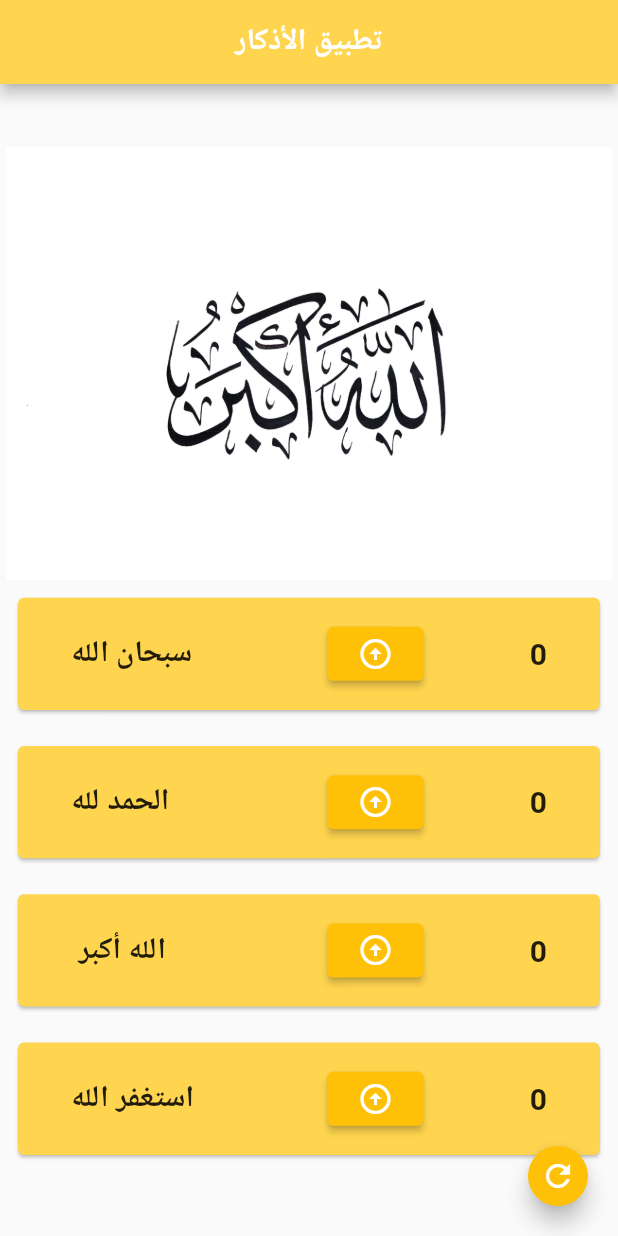
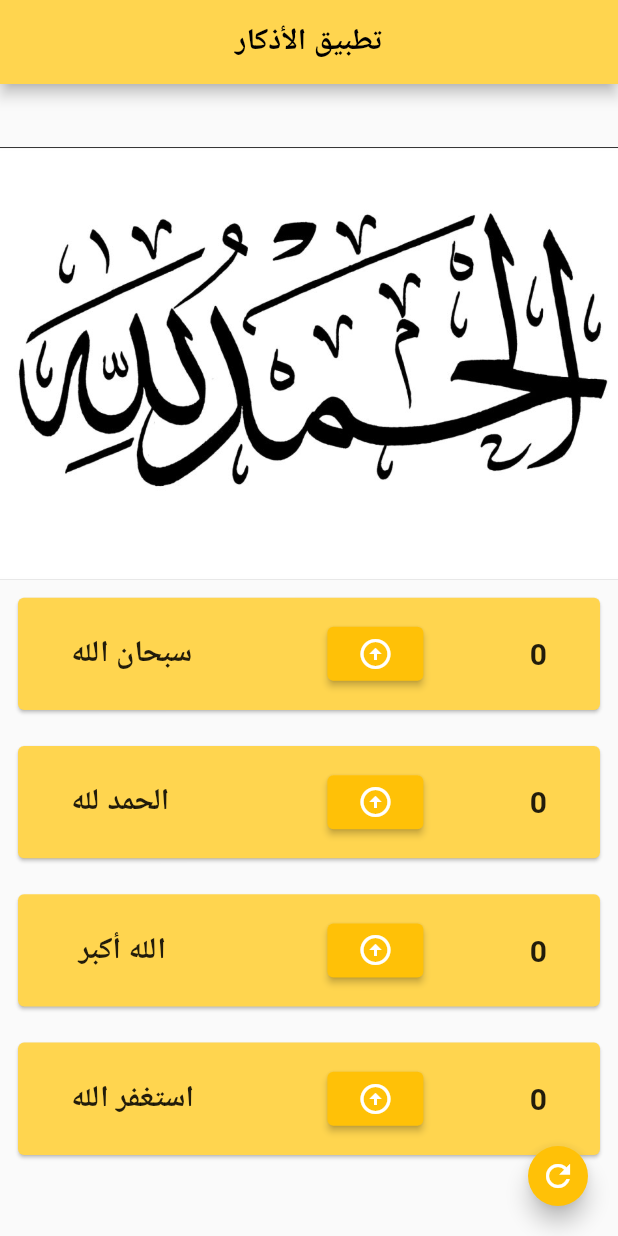
Before and after one commit to Mohamedabdeltawab86/counters-with-different-state-managers, a Flutter app: the screen it shows after launch, on a phone screen of 412 x 824 dp. Run offline on Flutter 3.47's test engine with Material 2 defaults, Android fonts, the phone set to English and light mode, and no system bars.

Commit message:
adding some features and toast

```diff
--- a/lib/main.dart
+++ b/lib/main.dart
@@ -35,6 +35,13 @@ class _MyHomePageState extends State<MyHomePage> {
   int _counter2 = 0;
   int _counter3 = 0;
   int _counter4 = 0;
+  List<String> images = [
+    'assets/images/hamd.jpg',
+    'assets/images/Muhammad.jpg',
+    'assets/images/Subhan-Allah.jpg',
+    'assets/images/takbeer.jpg'
+  ];
+  int index = 0;
 
   void _incrementCounter1() {
     setState(() {
@@ -60,12 +67,18 @@ class _MyHomePageState extends State<MyHomePage> {
     });
   }
 
+  void changeImage() {
+    setState(() {
+      index = (index + 1) % images.length;
+    });
+  }
+
   @override
   Widget build(BuildContext context) {
     return Scaffold(
       appBar: AppBar(
         title: const Text('تطبيق الأذكار',
-            style: TextStyle(fontSize: 20, fontWeight: FontWeight.bold)),
+            style: TextStyle(fontSize: 20, fontWeight: FontWeight.bold, color: Colors.black)),
         // color of the app bar text
 
         centerTitle: true,
@@ -75,7 +88,6 @@ class _MyHomePageState extends State<MyHomePage> {
         child: Column(
           mainAxisAlignment: MainAxisAlignment.center,
           children: <Widget>[
-
             //   decoration: const BoxDecoration(
             //     // color: Colors.orangeAccent,
             //     image: DecorationImage(
@@ -85,9 +97,15 @@ class _MyHomePageState extends State<MyHomePage> {
             //     ),
             //   ),
             // ),
-            Container(
-              height: MediaQuery.of(context).size.height * 0.35,
-              child: Image(image: AssetImage("assets/images/takbeer.jpg"), fit: BoxFit.cover,)),
+            InkWell(
+              onTap: changeImage,
+              child: SizedBox(
+                  height: MediaQuery.of(context).size.height * 0.35,
+                  child:  Image(
+                    image: AssetImage(images[index]),
+                    fit: BoxFit.cover,
+                  )),
+            ),
 
             MyZekr(
               title: 'سبحان الله',
@@ -118,7 +136,7 @@ class _MyHomePageState extends State<MyHomePage> {
         // center poisitioned floating action button
         mini: true,
         onPressed: reset,
-        tooltip: 'Increment',
+        tooltip: 'صفر العداد',
         child: const Icon(Icons.refresh),
       ),
     );
--- a/lib/row.dart
+++ b/lib/row.dart
@@ -1,15 +1,13 @@
 import 'package:flutter/material.dart';
-import 'package:flutter/src/widgets/container.dart';
-import 'package:flutter/src/widgets/framework.dart';
 
 class MyZekr extends StatelessWidget {
-  MyZekr(
-      {super.key,
-      required this.onPressed,
-      this.data,
-      required this.title,
-      // required this.image
-      });
+  MyZekr({
+    super.key,
+    required this.onPressed,
+    this.data,
+    required this.title,
+    // required this.image
+  });
   int? data;
   final String title;
   // add image
@@ -25,8 +23,7 @@ class MyZekr extends StatelessWidget {
           color: Colors.amber[300],
           child:
               Row(mainAxisAlignment: MainAxisAlignment.spaceAround, children: [
-
-            Container(
+            SizedBox(
               width: 100,
               child: Text(
                 title,
@@ -37,7 +34,7 @@ class MyZekr extends StatelessWidget {
             ElevatedButton(
               onPressed: onPressed,
               style: ElevatedButton.styleFrom(
-                primary: Colors.amber[500],
+                backgroundColor: Colors.amber[500],
               ),
               child: const Icon(
                 Icons.arrow_circle_up,
```
Also changed, not shown: lib/azkar.dart (added, +47 -0 lines), pubspec.lock.
